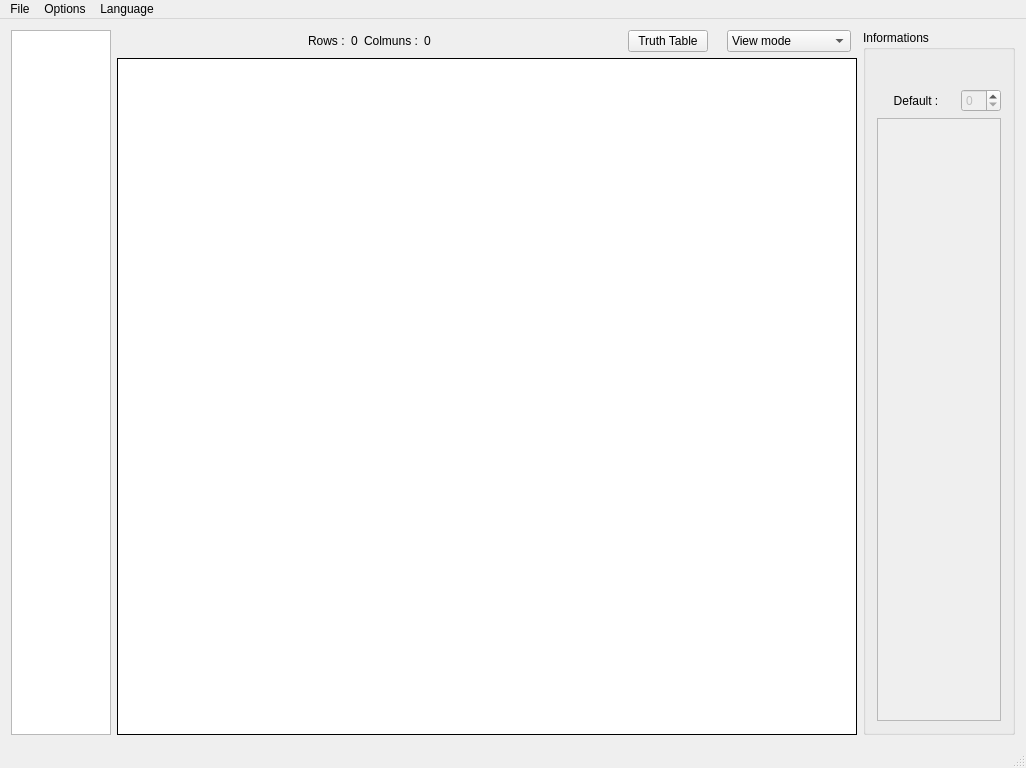
First picture: the form in src/Forms/mapp.ui, repository Lorette/Electrosim, before the edit.
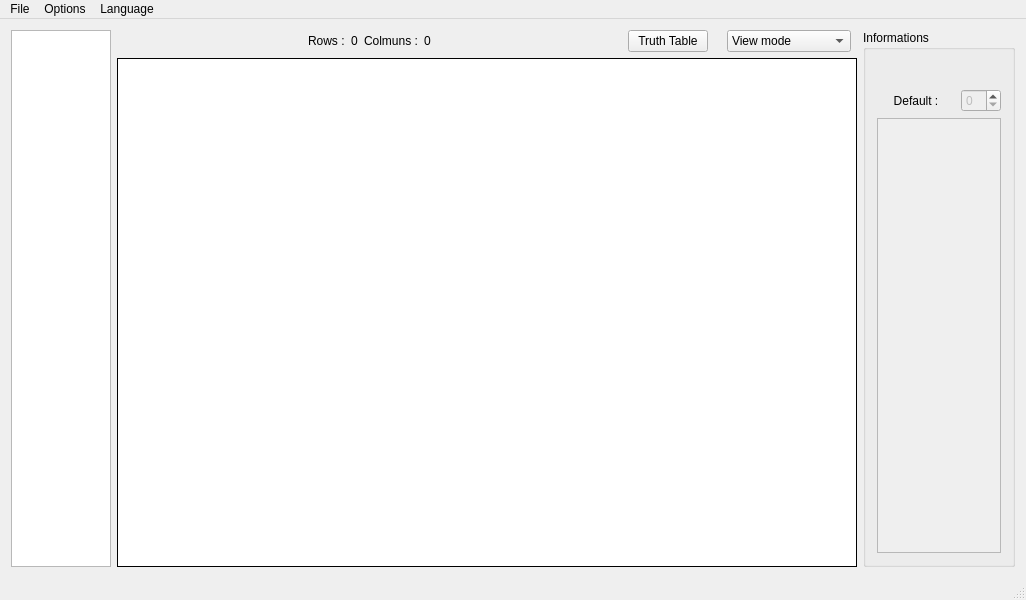
Second picture: the form after the edit. Icons and pictures are not drawn. Custom widgets are drawn as their Qt base class.

Patch:
```diff
--- a/src/Forms/mapp.ui
+++ b/src/Forms/mapp.ui
@@ -9,8 +9,8 @@
    <rect>
     <x>0</x>
     <y>0</y>
-    <width>1024</width>
-    <height>768</height>
+    <width>1022</width>
+    <height>600</height>
    </rect>
   </property>
   <property name="palette">
```
Left out of the diff: 2 changed lines with no effect on the pictures.
